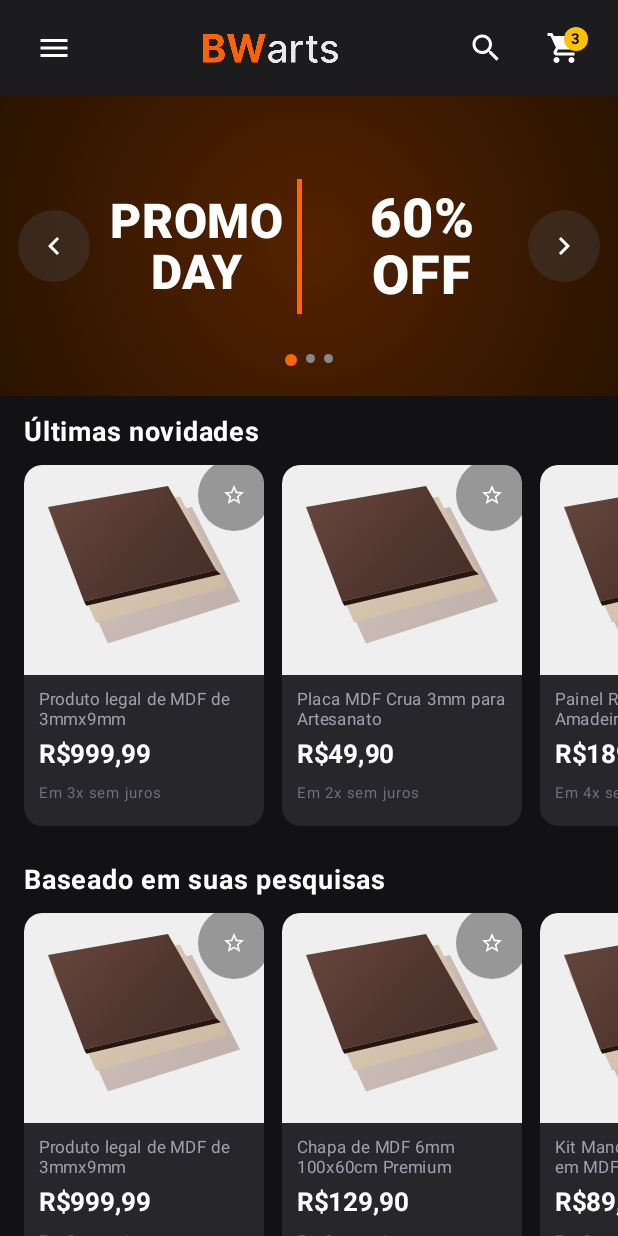
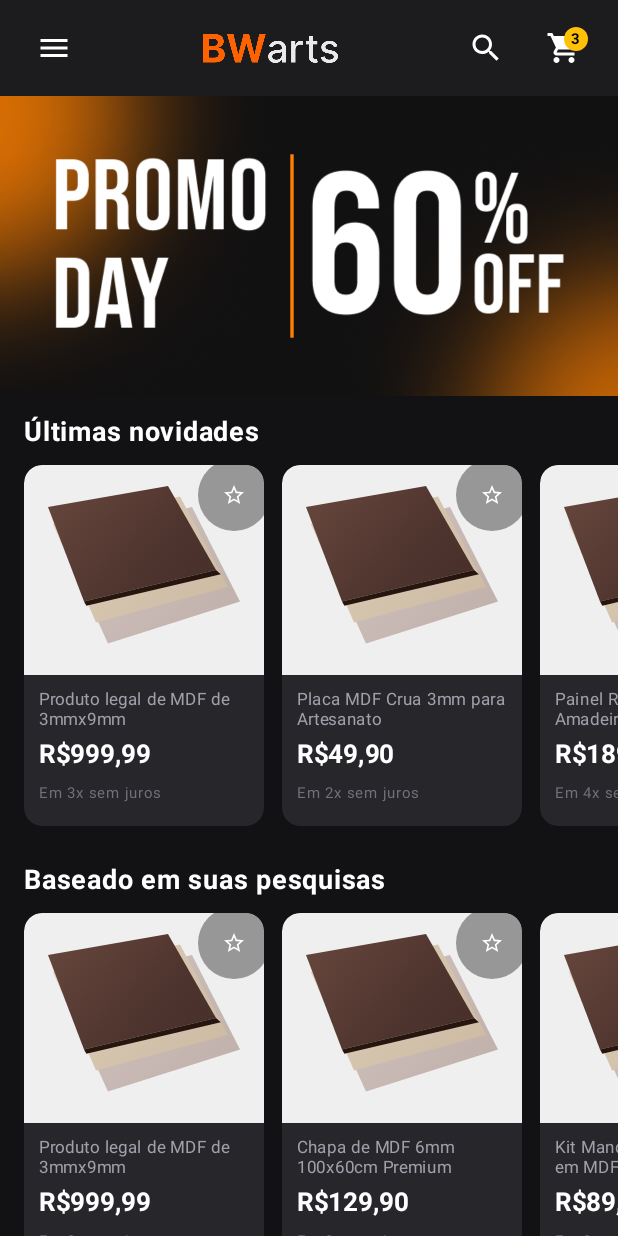
Before and after one commit to pedypowgui/bwarts-mobile, an Android app built with Jetpack Compose: the screen it shows after launch (MainActivity), on a phone screen of 412 x 824 dp. Run offline under Robolectric (Android 15) with nearby library versions, the phone set to English and light mode, and no system bars.

Commit message:
Fix(home): carrossel
Correção de carrossel com imagens não sendo apresentadas.

```diff
--- a/app/src/main/java/com/example/bwarts/ui/components/PromoCarousel.kt
+++ b/app/src/main/java/com/example/bwarts/ui/components/PromoCarousel.kt
@@ -1,47 +1,23 @@
 package com.example.bwarts.ui.components
 
-import androidx.compose.foundation.background
-import androidx.compose.foundation.layout.Arrangement
+import com.example.bwarts.R
+import androidx.annotation.DrawableRes
+import androidx.compose.foundation.Image
 import androidx.compose.foundation.layout.Box
-import androidx.compose.foundation.layout.Column
-import androidx.compose.foundation.layout.Row
-import androidx.compose.foundation.layout.Spacer
-import androidx.compose.foundation.layout.fillMaxHeight
 import androidx.compose.foundation.layout.fillMaxSize
 import androidx.compose.foundation.layout.fillMaxWidth
 import androidx.compose.foundation.layout.height
-import androidx.compose.foundation.layout.padding
-import androidx.compose.foundation.layout.size
-import androidx.compose.foundation.layout.width
-import androidx.compose.foundation.shape.CircleShape
-import androidx.compose.foundation.shape.RoundedCornerShape
-import androidx.compose.material.icons.Icons
-import androidx.compose.material.icons.automirrored.filled.KeyboardArrowLeft
-import androidx.compose.material.icons.automirrored.filled.KeyboardArrowRight
-import androidx.compose.material3.Icon
-import androidx.compose.material3.IconButton
-import androidx.compose.material3.Text
+import androidx.compose.foundation.pager.HorizontalPager
+import androidx.compose.foundation.pager.rememberPagerState
 import androidx.compose.runtime.Composable
-import androidx.compose.runtime.getValue
-import androidx.compose.runtime.mutableIntStateOf
-import androidx.compose.runtime.remember
-import androidx.compose.runtime.setValue
-import androidx.compose.ui.Alignment
 import androidx.compose.ui.Modifier
-import androidx.compose.ui.draw.clip
-import androidx.compose.ui.graphics.Brush
-import androidx.compose.ui.graphics.Color
-import androidx.compose.ui.text.font.FontWeight
-import androidx.compose.ui.text.style.TextAlign
+import androidx.compose.ui.layout.ContentScale
+import androidx.compose.ui.res.painterResource
 import androidx.compose.ui.tooling.preview.Preview
 import androidx.compose.ui.unit.dp
-import androidx.compose.ui.unit.sp
-import com.example.bwarts.ui.theme.BwartsOrange
 
 data class PromoItem(
-    val title: String,
-    val highlight: String,
-    val subtitle: String = ""
+    @param:DrawableRes val imagem: Int
 )
 
 @Composable
@@ -49,129 +25,31 @@ data class PromoItem(
 fun PromoCarousel(
     modifier: Modifier = Modifier
 ) {
-    val items = remember {
-        listOf(
-            PromoItem(title = "PROMO\nDAY", highlight = "60%\nOFF"),
-            PromoItem(title = "FRETE\nGRÁTIS", highlight = "EM TODO\nBRASIL"),
-            PromoItem(title = "CORTES\nMDF", highlight = "SOB\nMEDIDA")
-        )
-    }
+    //Imagens do carrossel
+    val imagens = listOf(
+        R.drawable.carrossel1,
+        R.drawable.carrossel2,
+        R.drawable.carrossel3
+    )
 
-    var currentIndex by remember { mutableIntStateOf(0) }
+    val pagerState = rememberPagerState { imagens.size }
 
     Box(
         modifier = modifier
             .fillMaxWidth()
             .height(200.dp)
-            .background(
-                brush = Brush.radialGradient(
-                    colors = listOf(
-                        Color(0xFF552200),
-                        Color(0xFF221100),
-                        Color(0xFF141416)
-                    ),
-                    radius = 800f
-                )
+    ) {
+        // carrossel promocional
+        HorizontalPager(
+            state = pagerState,
+            modifier = Modifier.fillMaxSize()
+        ) { page ->
+            Image(
+                painter = painterResource(id = imagens[page]),
+                contentDescription = "Slide promocional do carrossel",
+                contentScale = ContentScale.Crop,
+                modifier = Modifier.fillMaxSize()
             )
-            .padding(16.dp)
-    ) {
-        val item = items[currentIndex]
-
-        Row(
-            modifier = Modifier.fillMaxSize(),
-            verticalAlignment = Alignment.CenterVertically,
-            horizontalArrangement = Arrangement.SpaceBetween
-        ) {
-            // Previous Slide Button
-            IconButton(
-                onClick = {
-                    currentIndex = if (currentIndex > 0) currentIndex - 1 else items.size - 1
-                },
-                modifier = Modifier
-                    .size(40.dp)
-                    .background(Color(0x66444444), CircleShape)
-            ) {
-                Icon(
-                    imageVector = Icons.AutoMirrored.Filled.KeyboardArrowLeft,
-                    contentDescription = "Anterior",
-                    tint = Color.White
-                )
-            }
-
-            // Carousel Slide Content
-            Row(
-                modifier = Modifier
-                    .weight(1f)
-                    .padding(horizontal = 8.dp),
-                verticalAlignment = Alignment.CenterVertically,
-                horizontalArrangement = Arrangement.Center
-            ) {
-                Text(
-                    text = item.title,
-                    color = Color.White,
-                    fontSize = 32.sp,
-                    fontWeight = FontWeight.Black,
-                    lineHeight = 34.sp,
-                    textAlign = TextAlign.Center,
-                    modifier = Modifier.weight(1f)
-                )
-
-                // Vertical Orange Separator
-                Box(
-                    modifier = Modifier
-                        .height(90.dp)
-                        .width(3.dp)
-                        .background(BwartsOrange)
-                        .padding(horizontal = 12.dp)
-                )
-
-                Spacer(modifier = Modifier.width(12.dp))
-
-                Text(
-                    text = item.highlight,
-                    color = Color.White,
-                    fontSize = 36.sp,
-                    fontWeight = FontWeight.Black,
-                    lineHeight = 38.sp,
-                    textAlign = TextAlign.Center,
-                    modifier = Modifier.weight(1f)
-                )
-            }
-
-            // Next Slide Button
-            IconButton(
-                onClick = {
-                    currentIndex = (currentIndex + 1) % items.size
-                },
-                modifier = Modifier
-                    .size(40.dp)
-                    .background(Color(0x66444444), CircleShape)
-            ) {
-                Icon(
-                    imageVector = Icons.AutoMirrored.Filled.KeyboardArrowRight,
-                    contentDescription = "Próximo",
-                    tint = Color.White
-                )
-            }
-        }
-
-        // Indicator dots
-        Row(
-            modifier = Modifier
-                .align(Alignment.BottomCenter)
-                .padding(bottom = 4.dp),
-            horizontalArrangement = Arrangement.spacedBy(6.dp)
-        ) {
-            items.indices.forEach { index ->
-                Box(
-                    modifier = Modifier
-                        .size(if (index == currentIndex) 8.dp else 6.dp)
-                        .clip(CircleShape)
-                        .background(
-                            if (index == currentIndex) BwartsOrange else Color.Gray
-                        )
-                )
-            }
         }
     }
 }
```
Also changed, not shown: app/src/main/java/com/example/bwarts/ui/components/HeaderBar.kt (+0 -10 lines), app/src/main/res/drawable/carrossel1.png (added), app/src/main/res/drawable/carrossel2.png (added), app/src/main/res/drawable/carrossel3.png (added).
